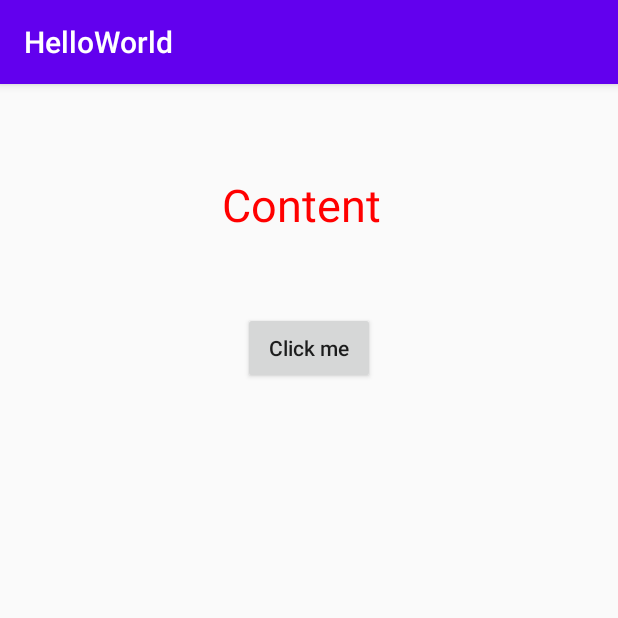
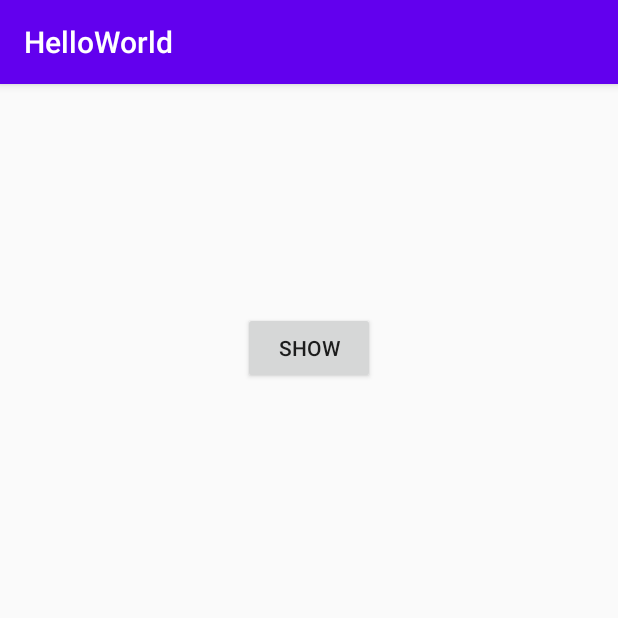
Before and after one commit to tienbuiduy/android-basic, an Android app: the screen it shows after launch (MainActivity), on a phone screen of 412 x 824 dp, the top half of it. Run offline under Robolectric (Android 15) with nearby library versions, the phone set to English and light mode, and no system bars.

Commit message:
edit_button

```diff
--- a/app/src/main/java/com/example/myapplication/MainActivity.java
+++ b/app/src/main/java/com/example/myapplication/MainActivity.java
@@ -1,38 +1,63 @@
 package com.example.myapplication;
 
+import android.content.DialogInterface;
 import android.os.Bundle;
+import android.view.Menu;
 import android.view.View;
 import android.widget.Button;
+import android.widget.EditText;
 import android.widget.TextView;
+import android.widget.Toast;
 
+import androidx.appcompat.app.AlertDialog;
 import androidx.appcompat.app.AppCompatActivity;
 
 public class MainActivity extends AppCompatActivity {
 
+    EditText input;
+    Button showBtn;
 
     @Override
     protected void onCreate(Bundle savedInstanceState) {
         super.onCreate(savedInstanceState);
         setContentView(R.layout.relative_layout);
 
-        final TextView txtContent;
-        Button btnViewContent;
+        AlertDialog.Builder builder = new AlertDialog.Builder(this);
+        builder.setTitle("Edit Name");
+        builder.setIcon(R.drawable.ic_launcher_foreground);
+        builder.setMessage("Fill Data");
+        input = new EditText(this);
+        builder.setView(input);
+        builder.setPositiveButton("Submit", new DialogInterface.OnClickListener() {
+            @Override
+            public void onClick(DialogInterface dialog, int which) {
+                String txt = input.getText().toString();
+                Toast.makeText(getApplicationContext(), txt, Toast.LENGTH_LONG).show();
+            }
+        });
 
-        txtContent = (TextView) findViewById(R.id.textViewContent);
-        btnViewContent = (Button) findViewById(R.id.buttonViewContent);
-
-
-        txtContent.setText("Content");
-        btnViewContent.setOnClickListener(new View.OnClickListener() {
+        builder.setNegativeButton("Cancel", new DialogInterface.OnClickListener() {
             @Override
-            public void onClick(View v) {
-                if(txtContent.getText().equals("TextView")){
-                    txtContent.setText("This is content");
-                } else {
-                    txtContent.setText("TextView");
-                }
+            public void onClick(DialogInterface dialog, int which) {
+                dialog.dismiss();;
 
             }
         });
+
+        final AlertDialog ad = builder.create();
+
+        showBtn = (Button) findViewById(R.id.btnEditData);
+        showBtn.setOnClickListener(new View.OnClickListener() {
+            @Override
+            public void onClick(View v) {
+                ad.show();
+            }
+        });
     }
+
+//    @Override
+//    public boolean onCreateOptionMenu(Menu menu){
+//        getMenuInflater().inflate(R.menu.main, menu);
+//        return true;
+//    }
 }
--- a/app/src/main/res/layout/relative_layout.xml
+++ b/app/src/main/res/layout/relative_layout.xml
@@ -5,26 +5,12 @@
     >
 
 
-    <TextView
-        android:id="@+id/textViewContent"
-        android:layout_width="wrap_content"
-        android:layout_height="wrap_content"
-        android:layout_alignParentStart="true"
-        android:layout_alignParentTop="true"
-        android:layout_centerHorizontal="true"
-        android:layout_marginStart="148dp"
-        android:layout_marginTop="60dp"
-        android:text="TextView"
-        android:textColor="#ff00"
-        android:textSize="30sp" />
-
     <Button
-        android:textAllCaps="false"
-        android:id="@+id/buttonViewContent"
+        android:id="@+id/btnEditData"
         android:layout_width="wrap_content"
         android:layout_height="wrap_content"
         android:layout_alignParentTop="true"
         android:layout_centerHorizontal="true"
         android:layout_marginTop="152dp"
-        android:text="Click me" />
+        android:text="Show" />
 </RelativeLayout>
```
